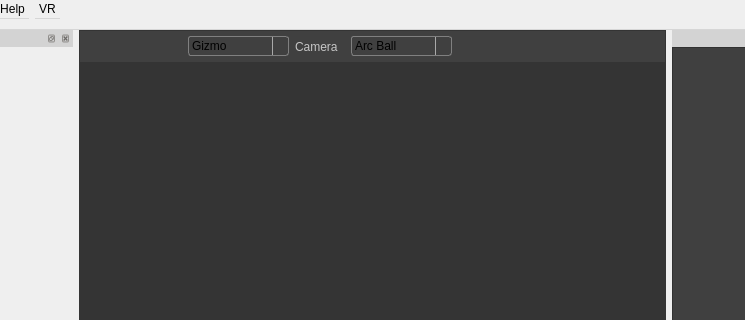
jahshaka/Studio, file src/newmainwindow.ui: the form before one commit; both pictures show x 137 to 882 and y 0 to 320 of the 1209 by 955 pixel window.
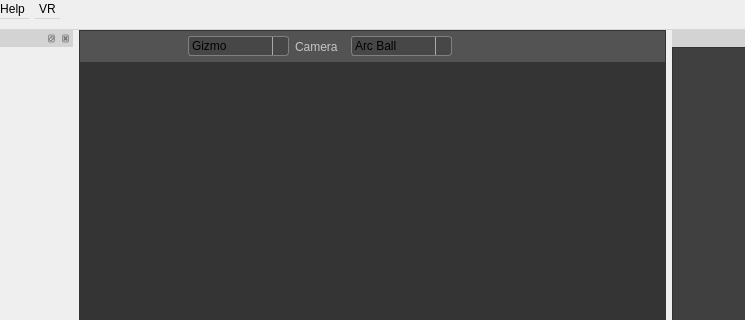
The form after the commit. Icons and pictures are not drawn. Custom widgets are drawn as their Qt base class.

```diff
--- a/src/newmainwindow.ui
+++ b/src/newmainwindow.ui
@@ -77,7 +77,7 @@
 /* Double Spin Box */
 
 QDoubleSpinBox {
-   padding-right: 15px; /* make room for the arrows */
+    padding-right: 15px; /* make room for the arrows */
     border-width: 0;  
 	padding: 1px;
 	border-image: url(:/app/images/frame.png) 4;
@@ -171,6 +171,10 @@
     left: 1px;
 }
 
+QComboBox QAbstractItemView {
+    border: 1px solid gray;
+    selection-background-color: rgb(30, 144, 255);
+}
 
 /*
 *
@@ -502,7 +506,7 @@
           </size>
          </property>
          <property name="styleSheet">
-          <string notr="true">background-color: rgb(64, 64, 64);</string>
+          <string notr="true">background-color: rgb(83, 83, 83);</string>
          </property>
          <layout class="QHBoxLayout" name="horizontalLayout">
           <property name="leftMargin">
@@ -649,7 +653,7 @@
              </size>
             </property>
             <property name="styleSheet">
-             <string notr="true"/>
+             <string notr="true">background-color: rgb(71, 71, 71);</string>
             </property>
             <item>
              <property name="text">
@@ -718,6 +722,9 @@
               <height>16777215</height>
              </size>
             </property>
+            <property name="styleSheet">
+             <string notr="true">background-color: rgb(71, 71, 71);</string>
+            </property>
             <item>
              <property name="text">
               <string>Arc Ball</string>
```
Left out of the diff: 3 changed lines with no effect on the pictures.
